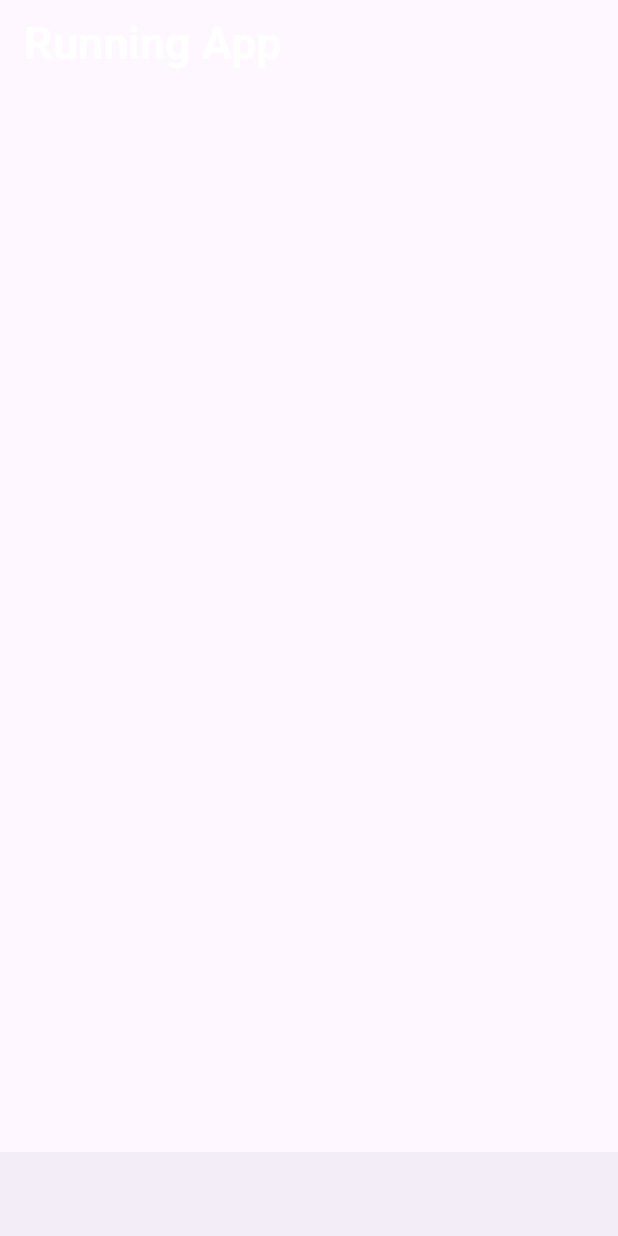
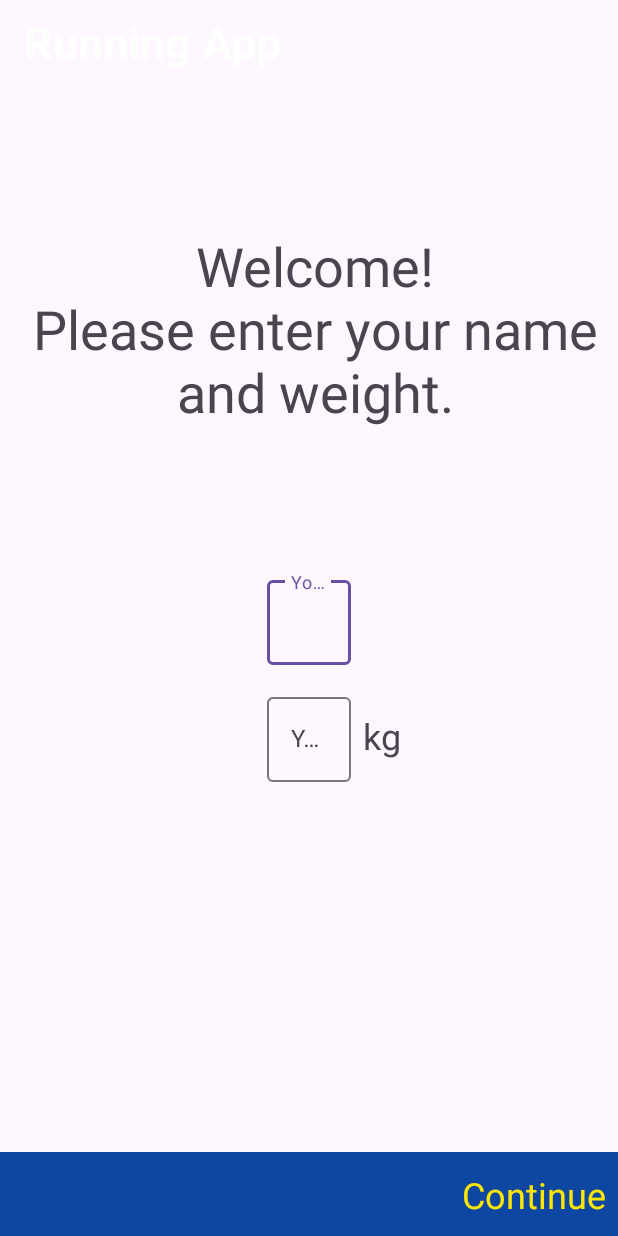
Before and after one commit to 4rju9/RunningTracker, an Android app: the screen it shows after launch (MainActivity), on a phone screen of 412 x 824 dp. Before the commit the screen is empty. Run offline under Robolectric (Android 15) with nearby library versions, the phone set to English and light mode, and no system bars; our stand-ins replace Dagger/Hilt's generated code, Timber, navigation-ui.

Commit message:
Set-up Navigation with the BottomNavigationView

```diff
--- a/app/build.gradle
+++ b/app/build.gradle
@@ -26,6 +26,11 @@ android {
             proguardFiles getDefaultProguardFile('proguard-android-optimize.txt'), 'proguard-rules.pro'
         }
     }
+
+    buildFeatures {
+        viewBinding true
+    }
+
     compileOptions {
         sourceCompatibility JavaVersion.VERSION_1_8
         targetCompatibility JavaVersion.VERSION_1_8
--- a/app/src/main/java/app/netlify/dev4rju9/runningtracker/ui/MainActivity.kt
+++ b/app/src/main/java/app/netlify/dev4rju9/runningtracker/ui/MainActivity.kt
@@ -2,20 +2,36 @@ package app.netlify.dev4rju9.runningtracker.ui
 
 import androidx.appcompat.app.AppCompatActivity
 import android.os.Bundle
+import android.view.View
+import androidx.navigation.findNavController
+import androidx.navigation.ui.setupWithNavController
 import app.netlify.dev4rju9.runningtracker.R
-import app.netlify.dev4rju9.runningtracker.db.RunDAO
+import app.netlify.dev4rju9.runningtracker.databinding.ActivityMainBinding
 import dagger.hilt.android.AndroidEntryPoint
-import javax.inject.Inject
 
 @AndroidEntryPoint
 class MainActivity : AppCompatActivity() {
 
-    @Inject
-    lateinit var runDao: RunDAO
+    private lateinit var binding: ActivityMainBinding
 
     override fun onCreate(savedInstanceState: Bundle?) {
         super.onCreate(savedInstanceState)
-        setContentView(R.layout.activity_main)
+
+        binding = ActivityMainBinding.inflate(layoutInflater)
+        setContentView(binding.root)
+
+        setSupportActionBar(binding.toolbar)
+
+        binding.bottomNavigationView.setupWithNavController(binding.flFragment.getChildAt(0).findNavController())
+
+        binding.flFragment.getChildAt(0).findNavController()
+            .addOnDestinationChangedListener { _, destination, _ ->
+                when (destination.id) {
+                    R.id.settingsFragment, R.id.runFragment, R.id.statisticsFragment ->
+                        binding.bottomNavigationView.visibility = View.VISIBLE
+                    else -> binding.bottomNavigationView.visibility = View.GONE
+                }
+            }
 
     }
 }
--- a/app/src/main/java/app/netlify/dev4rju9/runningtracker/ui/fragments/RunFragment.kt
+++ b/app/src/main/java/app/netlify/dev4rju9/runningtracker/ui/fragments/RunFragment.kt
@@ -1,14 +1,31 @@
 package app.netlify.dev4rju9.runningtracker.ui.fragments
 
+import android.os.Bundle
+import android.view.View
 import androidx.fragment.app.Fragment
 import androidx.fragment.app.viewModels
+import androidx.navigation.fragment.findNavController
 import app.netlify.dev4rju9.runningtracker.R
+import app.netlify.dev4rju9.runningtracker.databinding.FragmentRunBinding
 import app.netlify.dev4rju9.runningtracker.ui.viewmodels.MainViewModel
 import dagger.hilt.android.AndroidEntryPoint
 
 @AndroidEntryPoint
 class RunFragment : Fragment(R.layout.fragment_run) {
 
+    private lateinit var binding: FragmentRunBinding
+
     private val viewModel: MainViewModel by viewModels()
 
+    override fun onViewCreated(view: View, savedInstanceState: Bundle?) {
+        super.onViewCreated(view, savedInstanceState)
+
+        binding = FragmentRunBinding.bind(view)
+
+        binding.fab.setOnClickListener {
+            findNavController().navigate(R.id.action_runFragment_to_trackingFragment)
+        }
+
+    }
+
 }
--- a/app/src/main/java/app/netlify/dev4rju9/runningtracker/ui/fragments/SetupFragment.kt
+++ b/app/src/main/java/app/netlify/dev4rju9/runningtracker/ui/fragments/SetupFragment.kt
@@ -1,7 +1,25 @@
 package app.netlify.dev4rju9.runningtracker.ui.fragments
 
+import android.os.Bundle
+import android.view.View
 import androidx.fragment.app.Fragment
+import androidx.navigation.fragment.findNavController
 import app.netlify.dev4rju9.runningtracker.R
+import app.netlify.dev4rju9.runningtracker.databinding.FragmentSetupBinding
 
 class SetupFragment : Fragment(R.layout.fragment_setup) {
+
+    private lateinit var binding: FragmentSetupBinding
+
+    override fun onViewCreated(view: View, savedInstanceState: Bundle?) {
+        super.onViewCreated(view, savedInstanceState)
+
+        binding = FragmentSetupBinding.bind(view)
+
+        binding.tvContinue.setOnClickListener {
+            findNavController().navigate(R.id.action_setupFragment_to_runFragment)
+        }
+
+    }
+
 }
--- a/app/src/main/res/layout/activity_main.xml
+++ b/app/src/main/res/layout/activity_main.xml
@@ -47,6 +47,13 @@
         app:layout_constraintStart_toStartOf="parent"
         app:layout_constraintTop_toBottomOf="@+id/appBarLayout">
 
+        <fragment
+            android:id="@+id/navHostFragment"
+            android:layout_width="match_parent"
+            android:layout_height="match_parent"
+            android:name="androidx.navigation.fragment.NavHostFragment"
+            app:defaultNavHost="true"
+            app:navGraph="@navigation/nav_graph"/>
 
     </FrameLayout>
 
@@ -54,6 +61,7 @@
         android:id="@+id/bottomNavigationView"
         android:layout_width="match_parent"
         android:layout_height="56dp"
+        app:menu="@menu/bottom_nav_menu"
         app:itemIconTint="@drawable/bottom_nav_selector"
         app:itemTextColor="@drawable/bottom_nav_selector"
         app:layout_constraintBottom_toBottomOf="parent"
--- /dev/null
+++ b/app/src/main/res/menu/bottom_nav_menu.xml
@@ -0,0 +1,19 @@
+<?xml version="1.0" encoding="utf-8"?>
+<menu xmlns:android="http://schemas.android.com/apk/res/android">
+
+    <item
+        android:id="@id/runFragment"
+        android:title="Your Runs"
+        android:icon="@drawable/ic_run"/>
+
+    <item
+        android:id="@id/statisticsFragment"
+        android:title="Statistics"
+        android:icon="@drawable/ic_graph"/>
+
+    <item
+        android:id="@id/settingsFragment"
+        android:title="Settings"
+        android:icon="@drawable/ic_settings"/>
+
+</menu>
--- /dev/null
+++ b/app/src/main/res/navigation/nav_graph.xml
@@ -0,0 +1,39 @@
+<?xml version="1.0" encoding="utf-8"?>
+<navigation xmlns:android="http://schemas.android.com/apk/res/android"
+    xmlns:app="http://schemas.android.com/apk/res-auto"
+    android:id="@+id/nav_graph"
+    app:startDestination="@id/setupFragment">
+
+    <fragment
+        android:id="@+id/runFragment"
+        android:name="app.netlify.dev4rju9.runningtracker.ui.fragments.RunFragment"
+        android:label="Your Runs" >
+        <action
+            android:id="@+id/action_runFragment_to_trackingFragment"
+            app:destination="@id/trackingFragment" />
+    </fragment>
+    <fragment
+        android:id="@+id/setupFragment"
+        android:name="app.netlify.dev4rju9.runningtracker.ui.fragments.SetupFragment"
+        android:label="Setup Run" >
+        <action
+            android:id="@+id/action_setupFragment_to_runFragment"
+            app:destination="@id/runFragment" />
+    </fragment>
+    <fragment
+        android:id="@+id/statisticsFragment"
+        android:name="app.netlify.dev4rju9.runningtracker.ui.fragments.StatisticsFragment"
+        android:label="Statistics" />
+    <fragment
+        android:id="@+id/trackingFragment"
+        android:name="app.netlify.dev4rju9.runningtracker.ui.fragments.TrackingFragment"
+        android:label="Track Run" >
+        <action
+            android:id="@+id/action_trackingFragment_to_runFragment"
+            app:destination="@id/runFragment" />
+    </fragment>
+    <fragment
+        android:id="@+id/settingsFragment"
+        android:name="app.netlify.dev4rju9.runningtracker.ui.fragments.SettingsFragment"
+        android:label="Settings" />
+</navigation>
```
